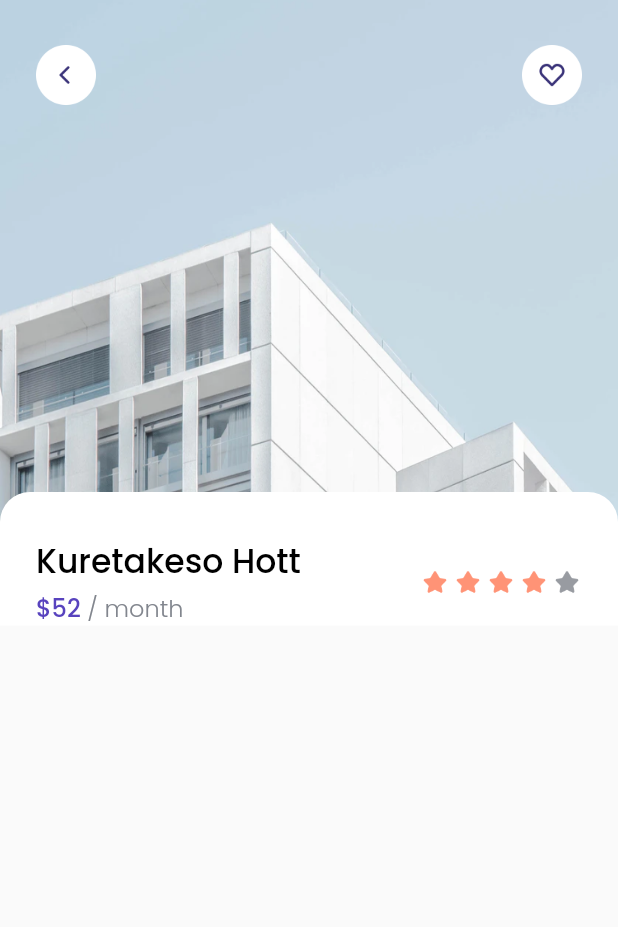
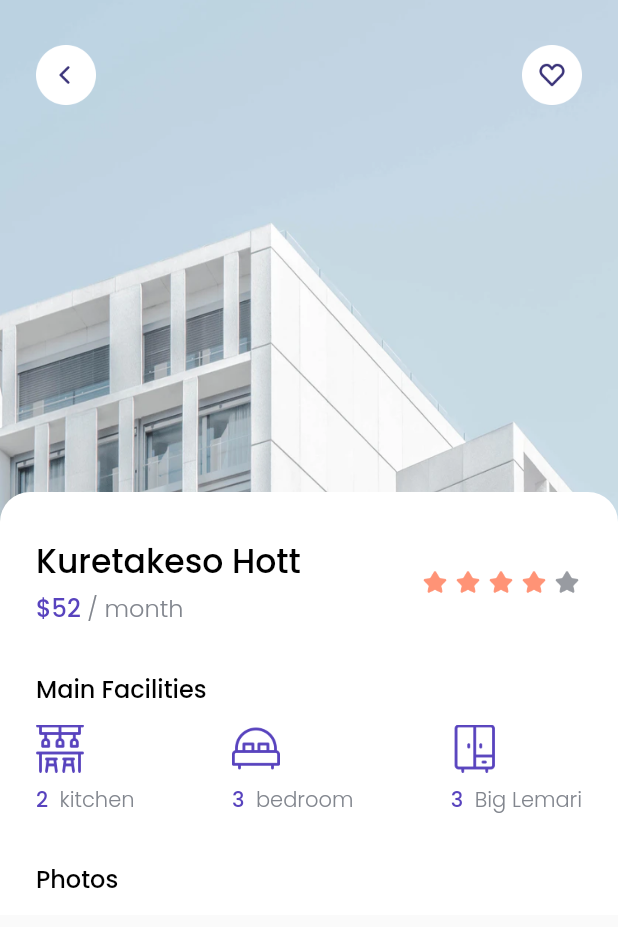
Before and after one commit to Syahro/cozy, a Flutter app: the DetailPage screen opened directly, on a phone screen of 412 x 824 dp. Shown: the top 927 px of the screen. Run offline on Flutter 3.47's test engine with Material 2 defaults, Android fonts, the light colour scheme and no system bars; our stand-ins replace google_fonts.

Commit message:
Add new file FacilityItem and Modified DetailPage to add Facilities Widget

```diff
--- a/lib/pages/detail_page.dart
+++ b/lib/pages/detail_page.dart
@@ -1,4 +1,5 @@
 import 'package:cozy/theme.dart';
+import 'package:cozy/widget/facility_item.dart';
 import 'package:flutter/material.dart';
 
 class DetailPage extends StatelessWidget {
@@ -55,10 +56,12 @@ class DetailPage extends StatelessWidget {
                       color: whiteColor,
                     ),
                     child: Column(
+                      crossAxisAlignment: CrossAxisAlignment.start,
                       children: [
                         SizedBox(
                           height: 30,
                         ),
+                        //NOTE: TITLE
                         Padding(
                           padding: EdgeInsets.symmetric(
                             horizontal: edge,
@@ -133,6 +136,58 @@ class DetailPage extends StatelessWidget {
                             ],
                           ),
                         ),
+                        SizedBox(
+                          height: 30,
+                        ),
+                        //NOTE: FACILITIES
+                        Padding(
+                          padding: EdgeInsets.only(left: edge),
+                          child: Text(
+                            'Main Facilities',
+                            style: blackTextStyle.copyWith(
+                              fontSize: 16,
+                            ),
+                          ),
+                        ),
+                        SizedBox(
+                          height: 12,
+                        ),
+                        Padding(
+                          padding: EdgeInsets.symmetric(horizontal: edge),
+                          child: Row(
+                            mainAxisAlignment: MainAxisAlignment.spaceBetween,
+                            children: [
+                              FacilityItem(
+                                  name: ' kitchen',
+                                  imageUrl: 'assets/icon_kitchen.png',
+                                  total: 2),
+                              FacilityItem(
+                                  name: ' bedroom',
+                                  imageUrl: 'assets/icon_badroom.png',
+                                  total: 3),
+                              FacilityItem(
+                                  name: ' Big Lemari',
+                                  imageUrl: 'assets/icon_cupboard.png',
+                                  total: 3),
+                            ],
+                          ),
+                        ),
+                        SizedBox(
+                          height: 30,
+                        ),
+                        //NOTE: PHOTO
+                        Padding(
+                          padding: EdgeInsets.only(left: edge),
+                          child: Text(
+                            'Photos',
+                            style: blackTextStyle.copyWith(
+                              fontSize: 16,
+                            ),
+                          ),
+                        ),
+                        SizedBox(
+                          height: 12,
+                        ),
                       ],
                     ),
                   )
--- /dev/null
+++ b/lib/widget/facility_item.dart
@@ -0,0 +1,39 @@
+import 'package:cozy/theme.dart';
+import 'package:flutter/material.dart';
+
+class FacilityItem extends StatelessWidget {
+  final String name;
+  final String imageUrl;
+  final int total;
+
+  FacilityItem({this.name, this.imageUrl, this.total});
+
+  @override
+  Widget build(BuildContext context) {
+    return Column(
+      crossAxisAlignment: CrossAxisAlignment.start,
+      children: [
+        Image.asset(
+          imageUrl,
+          width: 32,
+        ),
+        SizedBox(
+          height: 8,
+        ),
+        Text.rich(TextSpan(
+            text: '$total',
+            style: purpleTextStyle.copyWith(
+              fontSize: 14,
+            ),
+            children: [
+              TextSpan(
+                text: ' $name',
+                style: greyTextStyle.copyWith(
+                  fontSize: 14,
+                ),
+              )
+            ]))
+      ],
+    );
+  }
+}
```
